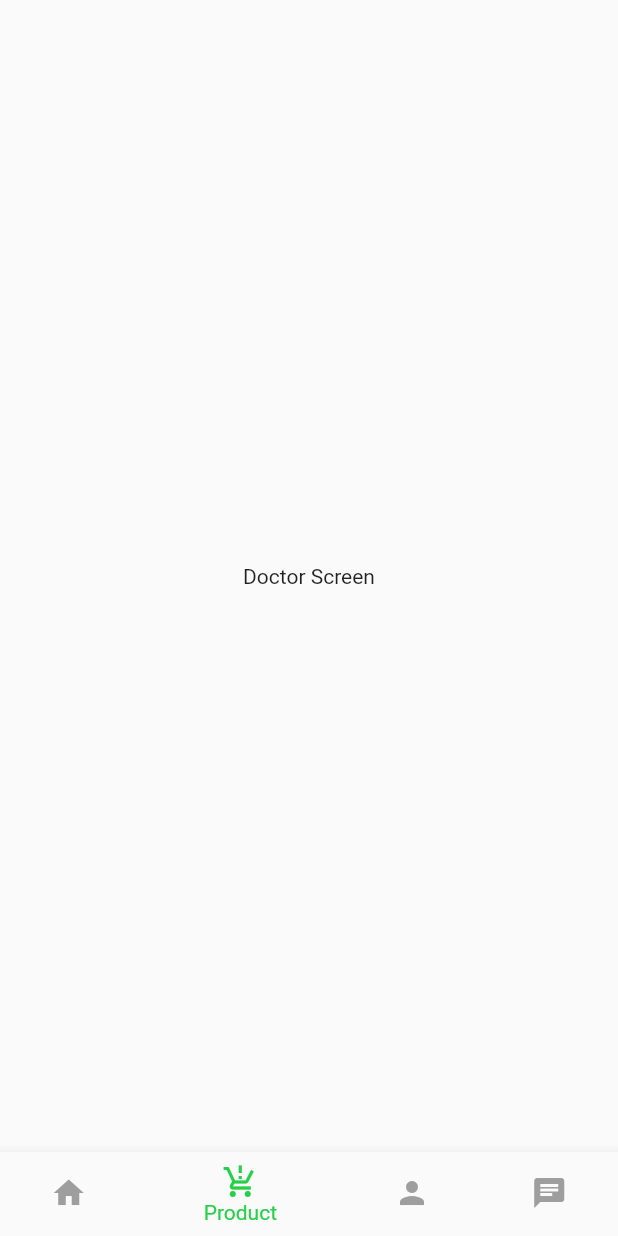
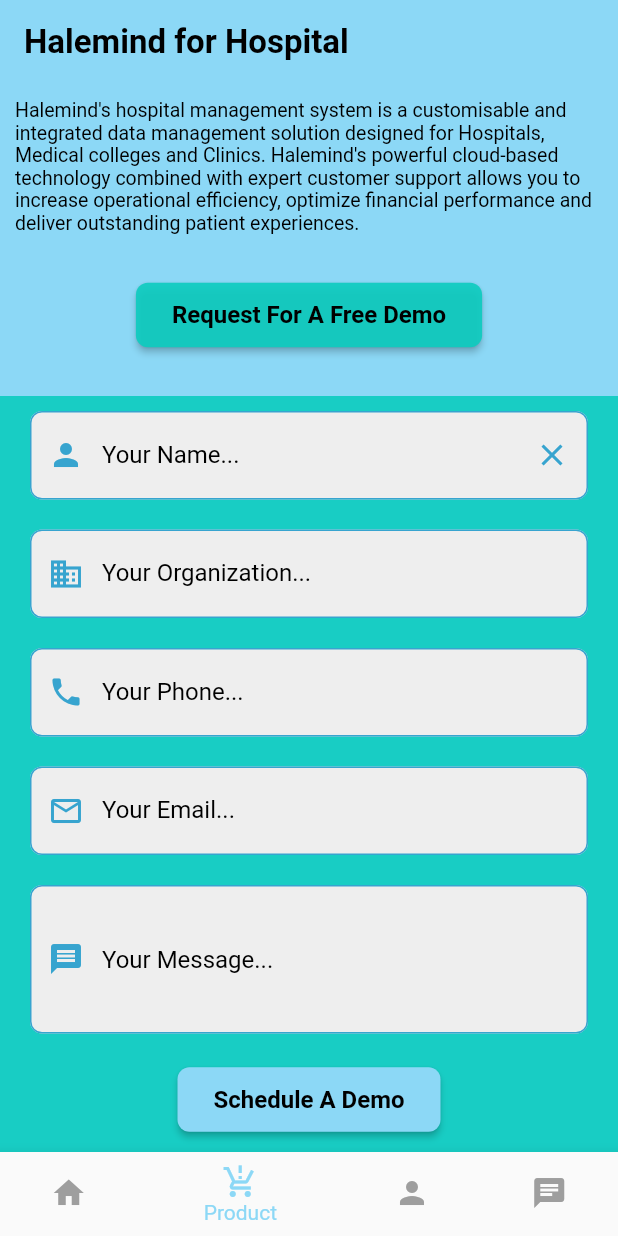
Before and after one commit to Mayank-kr-sh/health_app, a Flutter app: the screen it shows after launch, swiped to page 2, on a phone screen of 412 x 824 dp. Run offline on Flutter 3.47's test engine with Material 2 defaults, Android fonts, the phone set to English and light mode, and no system bars.

Commit message:
Medical Services (product)

```diff
--- a/lib/Frontend/Constant/Constant.dart
+++ b/lib/Frontend/Constant/Constant.dart
@@ -1,11 +1,11 @@
 import 'package:flutter/material.dart';
 
-const kPrimaryColor = Color.fromARGB(255, 38, 208, 72);
-const kPrimaryLightColor = Color(0xFFFFECDF);
+const kPrimaryColor = Color.fromARGB(255, 140, 216, 246);
+const kPrimaryLightColor = Color.fromARGB(232, 13, 204, 191);
 const kPrimaryGradientColor = LinearGradient(
   begin: Alignment.topLeft,
   end: Alignment.bottomRight,
   colors: [Color(0xFFFFA53E), Color(0xFFFF7643)],
 );
-const kSecondaryColor = Color(0xFF979797);
+const kSecondaryColor = Color.fromARGB(255, 55, 164, 207);
 const kTextColor = Color(0xFF757575);
--- a/lib/Frontend/Screens/Doctor.dart
+++ /dev/null
@@ -1,11 +0,0 @@
-import 'package:flutter/material.dart';
-
-class ProductScreen extends StatelessWidget {
-  const ProductScreen({Key? key}) : super(key: key);
-  @override
-  Widget build(BuildContext context) {
-    return const Scaffold(
-      body: Center(child: Text('Doctor Screen')),
-    );
-  }
-}
--- /dev/null
+++ b/lib/Frontend/Screens/Product/product_screen.dart
@@ -0,0 +1,69 @@
+import 'package:flutter/cupertino.dart';
+import 'package:flutter/material.dart';
+import 'package:health_app/Frontend/Constant/Constant.dart';
+import 'package:health_app/Frontend/Screens/Product/request_demo.dart';
+import 'package:health_app/Frontend/Screens/Product/schedule_demo.dart';
+import 'package:health_app/Frontend/Widgets/custom_button.dart';
+
+class ProductScreen extends StatelessWidget {
+  const ProductScreen({super.key});
+
+  @override
+  Widget build(BuildContext context) {
+    return Scaffold(
+        backgroundColor: kPrimaryColor,
+        appBar: AppBar(
+          title: const Text(
+            "Halemind for Hospital",
+            style: TextStyle(
+                fontSize: 22, fontWeight: FontWeight.bold, color: Colors.black),
+          ),
+          backgroundColor: kPrimaryColor,
+          elevation: 0,
+        ),
+        body: SingleChildScrollView(
+          child: Column(
+            children: [
+              // const Center(
+              //   child: Text(
+              //     "Halemind for Hospital",
+              //     style: TextStyle(fontSize: 22, fontWeight: FontWeight.bold),
+              //   ),
+              // ),
+              // const SizedBox(
+              //   height: 20,
+              // ),
+              // Center(
+              Container(
+                padding: EdgeInsets.all(10),
+                alignment: Alignment.topRight,
+                child: const Text(
+                  "Halemind's hospital management system is a customisable and integrated data management solution designed for Hospitals, Medical colleges and Clinics. Halemind's powerful cloud-based technology combined with expert customer support allows you to increase operational efficiency, optimize financial performance and deliver outstanding patient experiences.",
+                  style: TextStyle(
+                    fontSize: 13.0,
+                    fontWeight: FontWeight.normal,
+                    color: Colors.black,
+                  ),
+                  // ),
+                ),
+              ),
+              const SizedBox(
+                height: 20,
+              ),
+              CustomButton(
+                  text: 'Request For A Free Demo',
+                  onPressed: () {
+                    Navigator.push(
+                        context,
+                        MaterialPageRoute(
+                            builder: (context) => const DemoScreen()));
+                  }),
+              const SizedBox(
+                height: 30,
+              ),
+              const ScheduleDemo()
+            ],
+          ),
+        ));
+  }
+}
--- /dev/null
+++ b/lib/Frontend/Screens/Product/request_demo.dart
@@ -0,0 +1,22 @@
+import 'package:flutter/material.dart';
+import 'package:health_app/Frontend/Constant/Constant.dart';
+
+class DemoScreen extends StatelessWidget {
+  const DemoScreen({super.key});
+
+  @override
+  Widget build(BuildContext context) {
+    return Scaffold(
+      appBar: AppBar(
+          elevation: 0,
+          backgroundColor: kSecondaryColor,
+          leading: IconButton(
+            icon: Icon(Icons.arrow_back),
+            onPressed: () {
+              Navigator.pop(context);
+            },
+          )),
+      body: Container(color: kPrimaryColor),
+    );
+  }
+}
--- /dev/null
+++ b/lib/Frontend/Screens/Product/schedule_demo.dart
@@ -0,0 +1,181 @@
+import 'package:flutter/material.dart';
+
+import '../../Constant/Constant.dart';
+
+class ScheduleDemo extends StatefulWidget {
+  const ScheduleDemo({super.key});
+
+  @override
+  State<ScheduleDemo> createState() => _ScheduleDemoState();
+}
+
+class _ScheduleDemoState extends State<ScheduleDemo> {
+  final FocusNode _focusNode = FocusNode();
+
+  @override
+  void dispose() {
+    _focusNode.dispose();
+    super.dispose();
+  }
+
+  @override
+  Widget build(BuildContext context) {
+    return Container(
+        // height: 200,
+        color: kPrimaryLightColor,
+        child: Column(
+          children: [
+            Padding(
+              padding: const EdgeInsets.fromLTRB(20, 10, 20, 10),
+              child: TextField(
+                cursorColor: kPrimaryColor,
+                decoration: InputDecoration(
+                  labelText: 'Your Name...',
+                  labelStyle: const TextStyle(
+                    color: Colors.black,
+                    fontWeight: FontWeight.w400,
+                  ),
+                  enabledBorder: OutlineInputBorder(
+                    borderSide: const BorderSide(color: kSecondaryColor),
+                    borderRadius: BorderRadius.circular(8.0),
+                  ),
+                  focusedBorder: OutlineInputBorder(
+                    borderSide: const BorderSide(color: kSecondaryColor),
+                    borderRadius: BorderRadius.circular(8.0),
+                  ),
+                  filled: true,
+                  fillColor: Colors.grey[200],
+                  prefixIcon: const Icon(Icons.person, color: kSecondaryColor),
+                  suffixIcon: IconButton(
+                    onPressed: () {},
+                    icon: const Icon(Icons.clear, color: kSecondaryColor),
+                  ),
+                ),
+              ),
+            ),
+            Padding(
+              padding: const EdgeInsets.fromLTRB(20, 10, 20, 10),
+              child: TextField(
+                cursorColor: kPrimaryColor,
+                decoration: InputDecoration(
+                  labelText: 'Your Organization...',
+                  labelStyle: const TextStyle(
+                    color: Colors.black,
+                    fontWeight: FontWeight.w400,
+                  ),
+                  enabledBorder: OutlineInputBorder(
+                    borderSide: const BorderSide(color: kSecondaryColor),
+                    borderRadius: BorderRadius.circular(8.0),
+                  ),
+                  focusedBorder: OutlineInputBorder(
+                    borderSide: const BorderSide(color: kSecondaryColor),
+                    borderRadius: BorderRadius.circular(8.0),
+                  ),
+                  filled: true,
+                  fillColor: Colors.grey[200],
+                  prefixIcon:
+                      const Icon(Icons.business, color: kSecondaryColor),
+                ),
+              ),
+            ),
+            Padding(
+              padding: const EdgeInsets.fromLTRB(20, 10, 20, 10),
+              child: TextField(
+                cursorColor: kPrimaryColor,
+                decoration: InputDecoration(
+                  labelText: 'Your Phone...',
+                  labelStyle: const TextStyle(
+                    color: Colors.black,
+                    fontWeight: FontWeight.w400,
+                  ),
+                  enabledBorder: OutlineInputBorder(
+                    borderSide: const BorderSide(color: kSecondaryColor),
+                    borderRadius: BorderRadius.circular(8.0),
+                  ),
+                  focusedBorder: OutlineInputBorder(
+                    borderSide: const BorderSide(color: kSecondaryColor),
+                    borderRadius: BorderRadius.circular(8.0),
+                  ),
+                  filled: true,
+                  fillColor: Colors.grey[200],
+                  prefixIcon: const Icon(Icons.phone, color: kSecondaryColor),
+                ),
+              ),
+            ),
+            Padding(
+              padding: const EdgeInsets.fromLTRB(20, 10, 20, 10),
+              child: TextField(
+                cursorColor: kPrimaryColor,
+                decoration: InputDecoration(
+                  labelText: 'Your Email...',
+                  labelStyle: const TextStyle(
+                    color: Colors.black,
+                    fontWeight: FontWeight.w400,
+                  ),
+                  enabledBorder: OutlineInputBorder(
+                    borderSide: const BorderSide(color: kSecondaryColor),
+                    borderRadius: BorderRadius.circular(8.0),
+                  ),
+                  focusedBorder: OutlineInputBorder(
+                    borderSide: const BorderSide(color: kSecondaryColor),
+                    borderRadius: BorderRadius.circular(8.0),
+                  ),
+                  filled: true,
+                  fillColor: Colors.grey[200],
+                  prefixIcon:
+                      const Icon(Icons.email_outlined, color: kSecondaryColor),
+                ),
+              ),
+            ),
+            Padding(
+              padding: const EdgeInsets.fromLTRB(20, 10, 20, 10),
+              child: TextField(
+                cursorColor: kPrimaryColor,
+                decoration: InputDecoration(
+                  labelText: 'Your Message...',
+                  alignLabelWithHint: true,
+                  contentPadding: const EdgeInsets.fromLTRB(0, 0, 0, 80),
+                  labelStyle: const TextStyle(
+                    color: Colors.black,
+                    fontWeight: FontWeight.w400,
+                  ),
+                  enabledBorder: OutlineInputBorder(
+                    borderSide: const BorderSide(color: kSecondaryColor),
+                    borderRadius: BorderRadius.circular(8.0),
+                  ),
+                  focusedBorder: OutlineInputBorder(
+                    borderSide: const BorderSide(color: kSecondaryColor),
+                    borderRadius: BorderRadius.circular(8.0),
+                  ),
+                  filled: true,
+                  fillColor: Colors.grey[200],
+                  prefixIcon: const Icon(Icons.message, color: kSecondaryColor),
+                ),
+              ),
+            ),
+            const SizedBox(
+              height: 10,
+            ),
+            ElevatedButton(
+              onPressed: () {},
+              style: ElevatedButton.styleFrom(
+                backgroundColor: kPrimaryColor,
+                foregroundColor: Colors.black,
+                padding: const EdgeInsets.symmetric(
+                    vertical: 12.0, horizontal: 24.0),
+                shape: RoundedRectangleBorder(
+                  borderRadius: BorderRadius.circular(8.0),
+                ),
+              ),
+              child: const Text(
+                "Schedule A Demo",
+                style: TextStyle(fontSize: 16.0, fontWeight: FontWeight.w700),
+              ),
+            ),
+            const SizedBox(
+              height: 40,
+            ),
+          ],
+        ));
+  }
+}
--- a/lib/Frontend/Widgets/bottom_nav.dart
+++ b/lib/Frontend/Widgets/bottom_nav.dart
@@ -2,8 +2,9 @@ import 'package:flutter/material.dart';
 
 import '../Constant/Constant.dart';
 import '../Screens/Contact.dart';
-import '../Screens/Doctor.dart';
+// import '../Screens/Doctor.dart';
 import '../Screens/HomeScreen.dart';
+import '../Screens/Product/product_screen.dart';
 import '../Screens/Profile.dart';
 
 const Color kInactiveIconColor = Colors.grey;
--- /dev/null
+++ b/lib/Frontend/Widgets/custom_button.dart
@@ -0,0 +1,31 @@
+import 'package:flutter/material.dart';
+import 'package:health_app/Frontend/Constant/Constant.dart';
+
+class CustomButton extends StatelessWidget {
+  final String text;
+  final VoidCallback onPressed;
+  const CustomButton({
+    required this.text,
+    required this.onPressed,
+    super.key,
+  });
+
+  @override
+  Widget build(BuildContext context) {
+    return ElevatedButton(
+      onPressed: onPressed,
+      style: ElevatedButton.styleFrom(
+        backgroundColor: kPrimaryLightColor,
+        foregroundColor: Colors.black,
+        padding: const EdgeInsets.symmetric(vertical: 12.0, horizontal: 24.0),
+        shape: RoundedRectangleBorder(
+          borderRadius: BorderRadius.circular(8.0),
+        ),
+      ),
+      child: Text(
+        text,
+        style: const TextStyle(fontSize: 16.0, fontWeight: FontWeight.w700),
+      ),
+    );
+  }
+}
--- a/lib/main.dart
+++ b/lib/main.dart
@@ -2,10 +2,6 @@ import 'package:flutter/material.dart';
 import 'package:health_app/Frontend/Widgets/bottom_nav.dart';
 
 import 'Frontend/Constant/Constant.dart';
-import 'Frontend/Screens/Contact.dart';
-import 'Frontend/Screens/Doctor.dart';
-import 'Frontend/Screens/HomeScreen.dart';
-import 'Frontend/Screens/Profile.dart';
 
 void main() {
   runApp(const MyApp());
@@ -19,15 +15,11 @@ class MyApp extends StatefulWidget {
 }
 
 class _MyAppState extends State<MyApp> {
-  bool _showDialog = true;
-
   @override
   void initState() {
     super.initState();
     Future.delayed(const Duration(seconds: 20), () {
-      setState(() {
-        _showDialog = false;
-      });
+      setState(() {});
     });
   }
 
```
